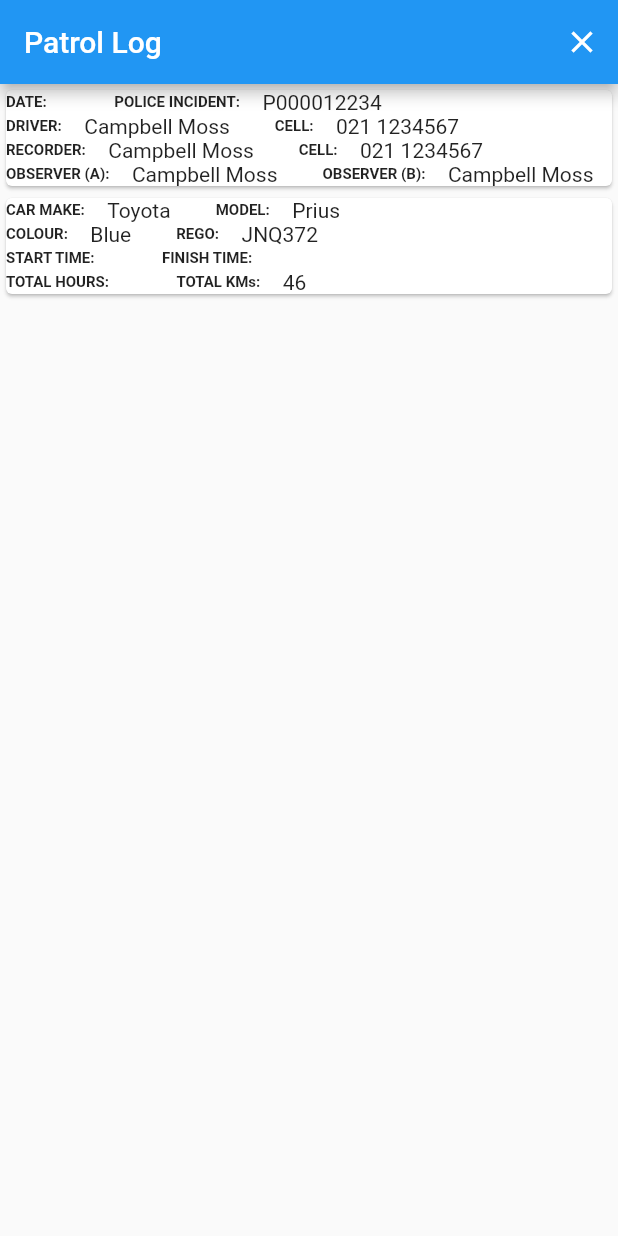
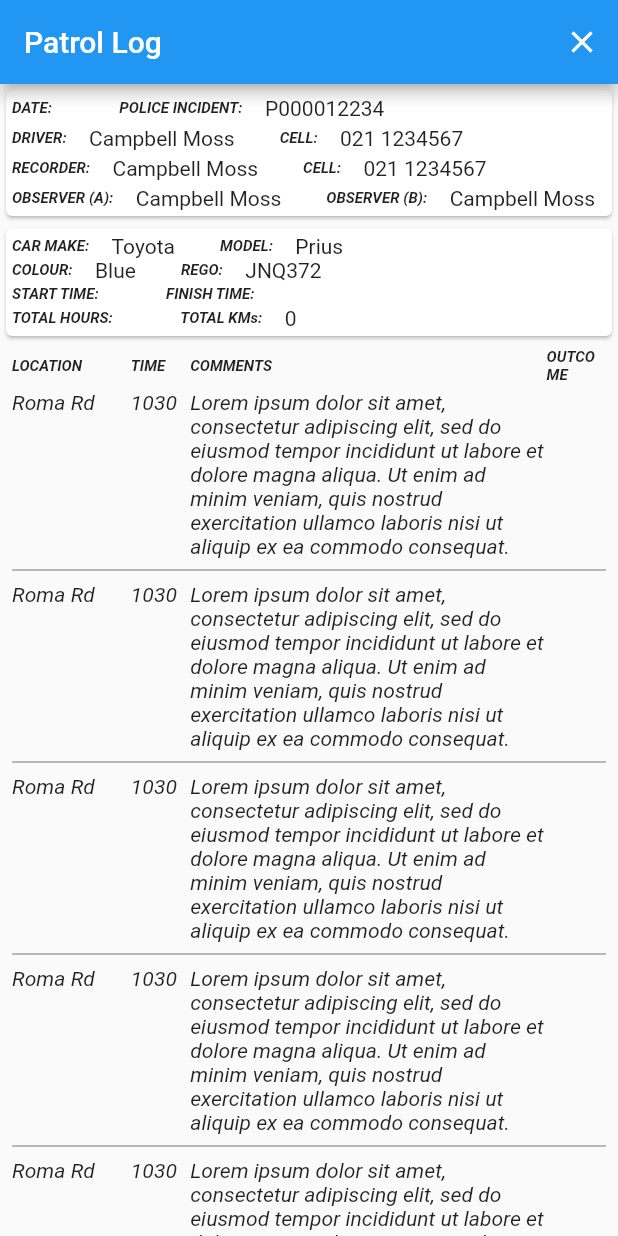
Before and after one commit to c-moss/cpnz, a Flutter app: the ViewLog screen opened directly with empty values, on a phone screen of 412 x 824 dp. Run offline on Flutter 3.47's test engine with Material 2 defaults, Android fonts, the phone set to English and light mode, and no system bars; our stand-ins replace geolocator, get_it, google_maps_flutter, logger.

Commit message:
Allow patrol log to be viewed

```diff
--- a/lib/src/models/patrol_incident.dart
+++ b/lib/src/models/patrol_incident.dart
@@ -18,5 +18,19 @@ class PatrolIncident {
   final double lng;
   final DateTime timestamp;
   String? description;
+  String? location;
   Hotspot? hotspot;
+  bool? policeAttended;
+
+  String getIncidentLocationName() {
+    final hotspot = this.hotspot;
+    final location = this.location;
+    if (hotspot != null) {
+      return hotspot.name;
+    } else if (location != null) {
+      return location;
+    } else {
+      return "$lat, $lng";
+    }
+  }
 }
--- a/lib/src/models/patrol_log.dart
+++ b/lib/src/models/patrol_log.dart
@@ -36,6 +36,10 @@ class PatrolLog {
   String getStatusString() {
     return status.toString().split(".").last;
   }
+
+  int getRouteDistanceTravelled() {
+    return 0;
+  }
 }
 
 enum PatrolStatus { notStarted, inProgress, completed }
--- a/lib/src/views/view_log.dart
+++ b/lib/src/views/view_log.dart
@@ -1,16 +1,22 @@
 import 'package:cpnz/src/models/patrol_incident.dart';
 import 'package:cpnz/src/models/patrol_log.dart';
-import 'package:cpnz/src/views/log_incident.dart';
 import 'package:flutter/material.dart';
 import 'package:intl/intl.dart';
 
 class ViewLog extends StatelessWidget {
   // ignore: use_key_in_widget_constructors
   static final _shortDateFormat = DateFormat("dd/MM/y");
-  static final _timeFormat = DateFormat("HHm");
+  static final _timeFormat = DateFormat("HHmm");
+  static const _incidentLocationColumnWidth = 2;
+  static const _incidentTimeColumnWidth = 1;
+  static const _incidentCommentsColumnWidth = 6;
+  static const _incidentOutcomeColumnWidth = 1;
+  static const _horizontalSpacer = SizedBox(width: 30);
+  static const _verticalSpacer = SizedBox(height: 4);
 
-  static const _textStyleLabel =
-      TextStyle(fontWeight: FontWeight.bold, fontSize: 10);
+  static const _textStyleLabel = TextStyle(
+      fontStyle: FontStyle.italic, fontWeight: FontWeight.bold, fontSize: 10);
+  static const _fontStyleIncidentItem = TextStyle(fontStyle: FontStyle.italic);
 
   const ViewLog({super.key});
 
@@ -43,107 +49,160 @@ class ViewLog extends StatelessWidget {
 
   Widget _patrolDetails(PatrolLog log) {
     final start = log.startTime;
-    return Column(children: [
+    return Padding(
+        padding: const EdgeInsets.all(4),
+        child: Column(children: [
           _detailRow(children: [
             _item("DATE", start != null ? _shortDateFormat.format(start) : ""),
-        const SizedBox(width: 30),
+            _horizontalSpacer,
             _item("POLICE INCIDENT", "P000012234") //TODO: value
           ]),
+          _verticalSpacer,
           _detailRow(children: [
             _item("DRIVER", "Campbell Moss"), //TODO: value
-        const SizedBox(width: 30),
+            _horizontalSpacer,
             _item("CELL", "021 1234567") //TODO: value
           ]),
+          _verticalSpacer,
           _detailRow(children: [
             _item("RECORDER", "Campbell Moss"), //TODO: value
-        const SizedBox(width: 30),
+            _horizontalSpacer,
             _item("CELL", "021 1234567") //TODO: value
           ]),
+          _verticalSpacer,
           _detailRow(children: [
             _item("OBSERVER (A)", "Campbell Moss"), //TODO: value
-        const SizedBox(width: 30),
+            _horizontalSpacer,
             _item("OBSERVER (B)", "Campbell Moss") //TODO: value
           ]),
-    ]);
+        ]));
   }
 
   Widget _routeDetails(PatrolLog log) {
     final start = log.startTime;
     final end = log.endTime;
-    Duration? patrolDuration = null;
-    return Column(children: [
+    return Padding(
+        padding: const EdgeInsets.all(4),
+        child: Column(children: [
           _detailRow(children: [
             _item("CAR MAKE", "Toyota"), //TODO: value
-        const SizedBox(width: 30),
+            _horizontalSpacer,
             _item("MODEL", "Prius"), //TODO: value
           ]),
           _detailRow(children: [
             _item("COLOUR", "Blue"), //TODO: value
-        const SizedBox(width: 30),
+            _horizontalSpacer,
             _item("REGO", "JNQ372") //TODO: value
           ]),
           _detailRow(children: [
-        _item(
-            "START TIME", start != null ? _shortDateFormat.format(start) : ""),
-        const SizedBox(width: 30),
-        _item("FINISH TIME", end != null ? _shortDateFormat.format(end) : ""),
+            _item("START TIME", start != null ? _timeFormat.format(start) : ""),
+            _horizontalSpacer,
+            _item("FINISH TIME", end != null ? _timeFormat.format(end) : ""),
           ]),
           _detailRow(children: [
             _item("TOTAL HOURS", _getPatrolDuration(log)),
-        const SizedBox(width: 30),
-        _item("TOTAL KMs", "46") //TODO: value
+            _horizontalSpacer,
+            _item(
+                "TOTAL KMs", "${log.getRouteDistanceTravelled()}") //TODO: value
           ]),
+        ]));
+  }
+
+  Widget _logIncidents(PatrolLog log) {
+    return Padding(
+        padding: EdgeInsets.symmetric(horizontal: 8),
+        child: Column(
+            crossAxisAlignment: CrossAxisAlignment.stretch,
+            children: [
+              _logIncidentsHeader(log),
+              Expanded(child: _logIncidentsList(log))
+            ]));
+  }
+
+  Widget _logIncidentsHeader(PatrolLog log) {
+    return Padding(
+        padding: EdgeInsets.symmetric(vertical: 4),
+        child: Row(children: const [
+          Expanded(
+              flex: _incidentLocationColumnWidth,
+              child: Text(
+                'LOCATION',
+                style: _textStyleLabel,
+              )),
+          Expanded(
+              flex: _incidentTimeColumnWidth,
+              child: Text(
+                'TIME',
+                style: _textStyleLabel,
+              )),
+          Expanded(
+              flex: _incidentCommentsColumnWidth,
+              child: Text(
+                'COMMENTS',
+                style: _textStyleLabel,
+              )),
+          Expanded(
+              flex: _incidentOutcomeColumnWidth,
+              child: Text(
+                'OUTCOME',
+                style: _textStyleLabel,
+              )),
+        ]));
+  }
+
+  Widget _logIncidentRow(PatrolIncident incident) {
+    return Row(crossAxisAlignment: CrossAxisAlignment.start, children: [
+      Expanded(
+          flex: _incidentLocationColumnWidth,
+          child: Text(
+            incident.getIncidentLocationName(),
+            style: _fontStyleIncidentItem,
+          )),
+      Expanded(
+          flex: _incidentTimeColumnWidth,
+          child: Text(
+            _timeFormat.format(incident.timestamp),
+            style: _fontStyleIncidentItem,
+          )),
+      Expanded(
+          flex: _incidentCommentsColumnWidth,
+          child: Text(
+            incident.description ?? "",
+            style: _fontStyleIncidentItem,
+          )),
+      Expanded(
+          flex: _incidentOutcomeColumnWidth,
+          child: Text(
+            incident.policeAttended == null
+                ? ""
+                : incident.policeAttended == true
+                    ? "Y"
+                    : "N",
+            style: _fontStyleIncidentItem,
+          )),
     ]);
   }
 
-  Widget _logIncidents(PatrolLog log) {
-    return DataTable(columns: const <DataColumn>[
-      DataColumn(
-        label: Expanded(
-          child: Text(
-            'HOTSPOT LOCATION',
-            style: TextStyle(fontStyle: FontStyle.italic),
+  Widget _logIncidentsList(PatrolLog log) {
+    List<PatrolIncident> incidents = _getFakeIncidents();
+    return ListView.separated(
+      itemCount: incidents.length,
+      itemBuilder: ((context, index) => _logIncidentRow(incidents[index])),
+      separatorBuilder: (BuildContext context, int index) => const Divider(
+        color: Colors.blueGrey,
       ),
-        ),
-      ),
-      DataColumn(
-        label: Expanded(
-          child: Text(
-            'TIME',
-            style: TextStyle(fontStyle: FontStyle.italic),
-          ),
-        ),
-      ),
-      DataColumn(
-        label: Expanded(
-          child: Text(
-            'COMMENTS',
-            style: TextStyle(fontStyle: FontStyle.italic),
-          ),
-        ),
-      ),
-      DataColumn(
-        label: Expanded(
-          child: Text(
-            'OUTCOME',
-            style: TextStyle(fontStyle: FontStyle.italic),
-          ),
-        ),
-      ),
-    ], rows: _getFakeRows());
+    );
+    // _logIncidentRow(log.incidents[index])));
   }
 
-  List<DataRow> _getFakeRows() {
-    List<DataRow> rows = [];
+  List<PatrolIncident> _getFakeIncidents() {
+    List<PatrolIncident> rows = [];
     for (var i = 0; i < 60; i++) {
-      rows.add(const DataRow(
-        cells: <DataCell>[
-          DataCell(Text('Countdown Lynfield')),
-          DataCell(Text('19:10')),
-          DataCell(Text('Lorem ipsum dolor sit amet')),
-          DataCell(Text('')),
-        ],
-      ));
+      PatrolIncident i = PatrolIncident(-38.4532, 176.8372, DateTime.now());
+      i.location = "Roma Rd";
+      i.description =
+          "Lorem ipsum dolor sit amet, consectetur adipiscing elit, sed do eiusmod tempor incididunt ut labore et dolore magna aliqua. Ut enim ad minim veniam, quis nostrud exercitation ullamco laboris nisi ut aliquip ex ea commodo consequat. ";
+      rows.add(i);
     }
     return rows;
   }
@@ -165,6 +224,7 @@ class ViewLog extends StatelessWidget {
           Card(child: _patrolDetails(log)),
           Card(child: _routeDetails(log)),
           //SingleChildScrollView(child: _logIncidents(log))
+          Expanded(child: _logIncidents(log))
         ]));
   }
 }
```
Also changed, not shown: lib/src/models/patrol_incident.g.dart. Lines whose indentation alone changed are shown as unchanged.
